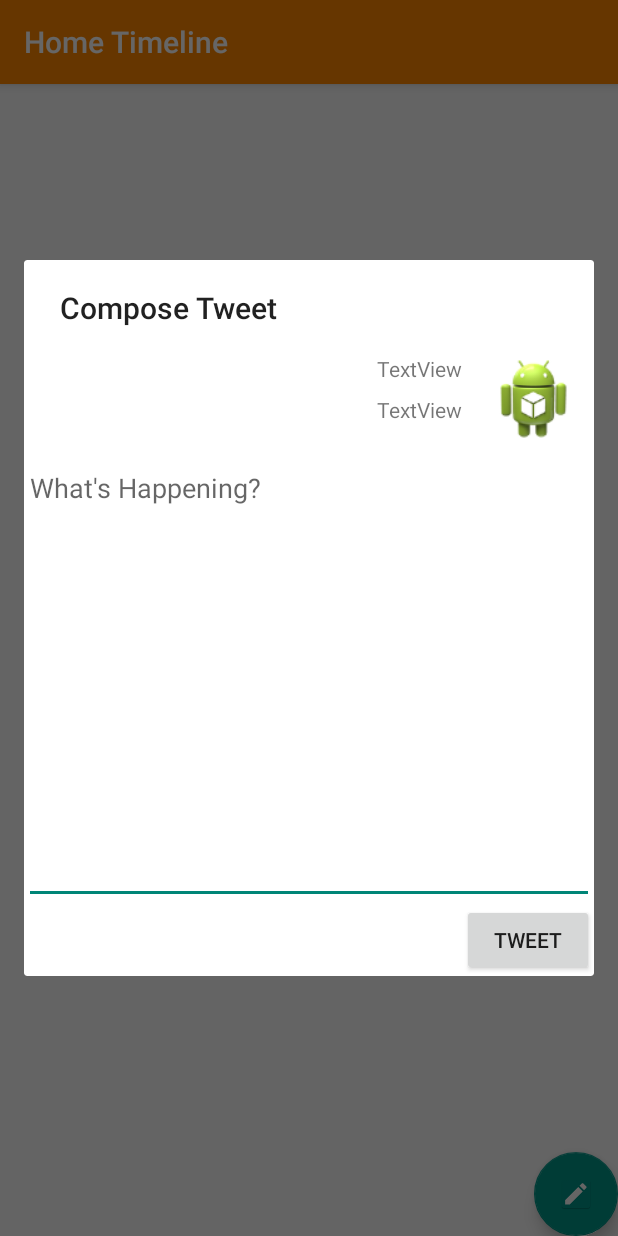
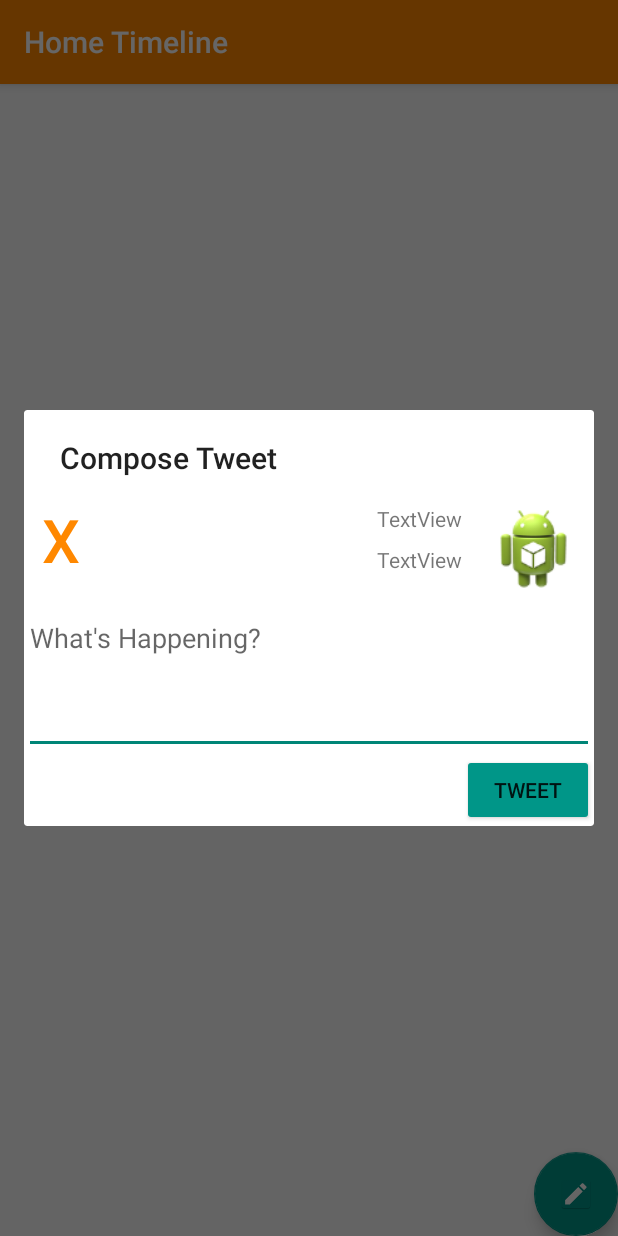
Before and after one commit to oec08/IbisApp, an Android app: the fragment ComposeTweetDialog placed in its activity, on a phone screen of 412 x 824 dp. Run offline under Robolectric (Android 15) with nearby library versions, the phone set to English and light mode, and no system bars; our stand-ins replace Picasso; libraries missing offline, so code that uses them is left out: com.loopj.android, com.raizlabs.android, cz.msebera.android; pictures from the network do not load; 3 statements that could not run were skipped.

Commit message:
updates to UI of dialog fragment

```diff
--- a/app/src/main/java/com/codepath/apps/ibisapp/fragments/ComposeTweetDialog.java
+++ b/app/src/main/java/com/codepath/apps/ibisapp/fragments/ComposeTweetDialog.java
@@ -1,5 +1,6 @@
 package com.codepath.apps.ibisapp.fragments;
 
+import android.graphics.Color;
 import android.media.Image;
 import android.os.Bundle;
 import android.support.v7.app.AppCompatDialogFragment;
@@ -9,9 +10,12 @@ import com.codepath.apps.ibisapp.TwitterClient;
 import android.text.Editable;
 import android.text.TextWatcher;
 import android.util.Log;
+import android.view.KeyEvent;
 import android.view.LayoutInflater;
 import android.view.View;
 import android.view.ViewGroup;
+import android.view.WindowManager;
+import android.view.inputmethod.EditorInfo;
 import android.widget.Button;
 import android.widget.EditText;
 import android.widget.ImageView;
@@ -33,17 +37,21 @@ import cz.msebera.android.httpclient.Header;
  * Created by ocarty on 10/29/2016.
  */
 
-public class ComposeTweetDialog extends AppCompatDialogFragment {
+public class ComposeTweetDialog extends AppCompatDialogFragment implements TextView.OnEditorActionListener {
     private EditText mEditText;
     private TextView tvName;
     private TextView tvUsername;
     private ImageView ivProfileImage;
     private TextView tvTweetLength;
     private Button btnTweet;
-    public TwitterClient client;
+    private TwitterClient client;
+    private Button btnCloseDialog;
 
     public ComposeTweetDialog() {
         // Empty constructor required for DialogFragment
+    }
+    public interface EditNameDialogListener {
+        void onFinishEditDialog(String inputText);
     }
 
     @Override
@@ -56,6 +64,19 @@ public class ComposeTweetDialog extends AppCompatDialogFragment {
         tvName = (TextView)view.findViewById(R.id.tvName);
         tvUsername = (TextView)view.findViewById(R.id.tvUsername);
         ivProfileImage = (ImageView) view.findViewById(R.id.ivProfileImage);
+        btnCloseDialog = (Button)view.findViewById(R.id.btnCloseDialog);
+        // Show soft keyboard automatically
+        mEditText.requestFocus();
+        getDialog().getWindow().setSoftInputMode(
+                WindowManager.LayoutParams.SOFT_INPUT_ADJUST_PAN);
+        mEditText.setOnEditorActionListener(this);
+
+        btnCloseDialog.setOnClickListener(new View.OnClickListener() {
+            @Override
+            public void onClick(View v) {
+                getActivity().finish();
+            }
+        });
         setupViews();
         getDialog().setTitle("Compose Tweet");
 
@@ -84,6 +105,13 @@ public class ComposeTweetDialog extends AppCompatDialogFragment {
             {
                 String length = 140 - s.toString().length() + "/140";
                 tvTweetLength.setText(length);
+                int charactersLeft = 140 - s.toString().length();
+                if(charactersLeft < 0) {
+                    tvTweetLength.setTextColor(Color.RED);
+                }
+                else {
+                    tvTweetLength.setTextColor(Color.BLACK);
+                }
             }
         });
 
@@ -94,7 +122,8 @@ public class ComposeTweetDialog extends AppCompatDialogFragment {
         client.doComposeTweet(composedTweet, new JsonHttpResponseHandler() {
             @Override
             public void onSuccess(int statusCode, Header[] headers, JSONObject response) {
-                Log.d("DEBUG", response.toString());
+                Log.d("Sending Tweet", response.toString());
+                // Going back to Home Timeline after tweet is processed
             }
 
             @Override
@@ -123,4 +152,15 @@ public class ComposeTweetDialog extends AppCompatDialogFragment {
         });
     }
 
-}
+    @Override
+    public boolean onEditorAction(TextView v, int actionId, KeyEvent event) {
+        if (EditorInfo.IME_ACTION_DONE == actionId) {
+            // Return input text to activity
+            EditNameDialogListener activity = (EditNameDialogListener) getActivity();
+            activity.onFinishEditDialog(mEditText.getText().toString());
+            this.dismiss();
+            return true;
+        }
+        return false;
+    }
+    }
--- a/app/src/main/res/layout/fragment_compose_tweet.xml
+++ b/app/src/main/res/layout/fragment_compose_tweet.xml
@@ -11,6 +11,7 @@
         android:layout_height="wrap_content"
         android:id="@+id/btnTweet"
         android:layout_below="@+id/etComposeTweet"
+        android:backgroundTint="#009688"
         android:layout_alignParentRight="true"
         android:layout_alignParentEnd="true" />
 
@@ -29,7 +30,7 @@
     <EditText
         android:id="@+id/etComposeTweet"
         android:layout_width="match_parent"
-        android:layout_height="300dp"
+        android:layout_height="100dp"
         android:gravity="start"
         android:textAlignment="textStart"
         android:layout_alignParentTop="true"
@@ -68,4 +69,16 @@
         android:layout_alignLeft="@+id/tvUsername"
         android:layout_alignStart="@+id/tvUsername" />
 
+    <Button
+        android:text="@string/btnX"
+        android:layout_width="50dp"
+        android:layout_height="50dp"
+        android:textColor="@color/colorPrimary"
+        android:background="@android:color/transparent"
+        android:id="@+id/btnCloseDialog"
+        android:textSize="40sp"
+        android:layout_alignBottom="@+id/tvUsername"
+        android:layout_alignParentLeft="true"
+        android:layout_alignParentStart="true" />
+
 </RelativeLayout>
--- a/app/src/main/res/values/strings.xml
+++ b/app/src/main/res/values/strings.xml
@@ -6,5 +6,6 @@
     <string name="title_activity_timeline">Home Timeline</string>
     <string name="btnTweet">Tweet</string>
     <string name="hintEtComposeTweet">What\'s Happening?</string>
+    <string name="btnX">X</string>
 
 </resources>
```
